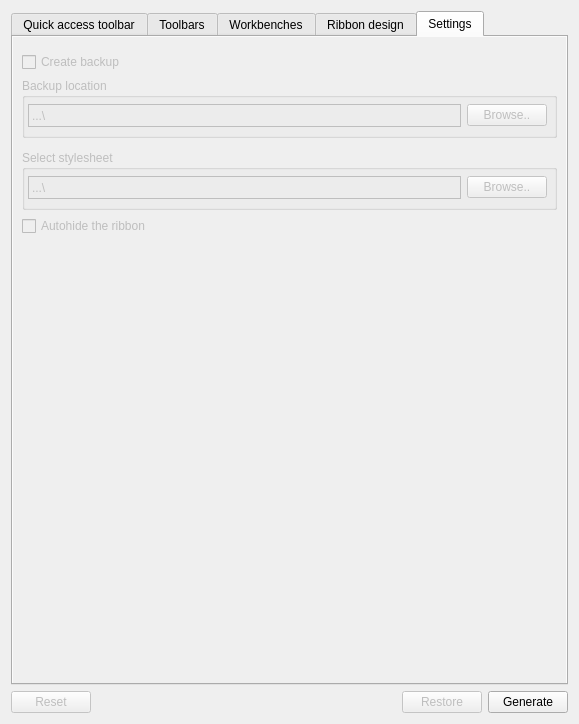
This is Resources/ui/Settings.ui in geolta/FreeCAD-Ribbon as Qt 5 draws it before an edit. The edited form follows.
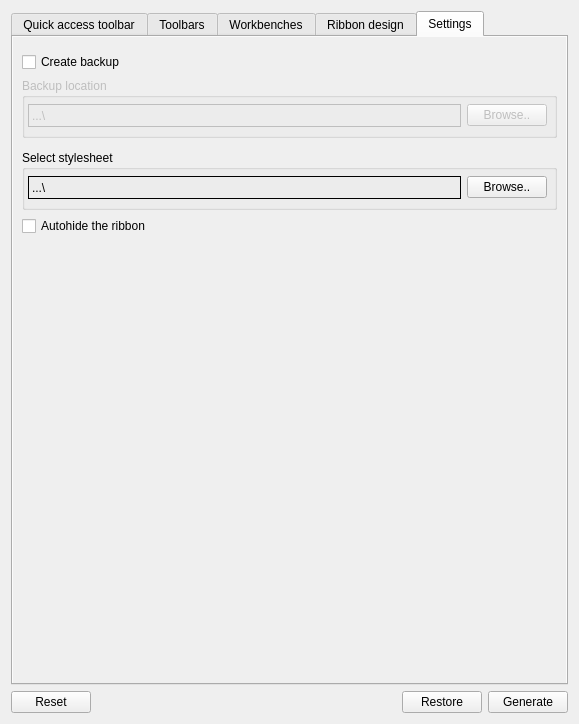
This is the edited form. The open tabs and pages were chosen to show the change.

```diff
--- a/Resources/ui/Settings.ui
+++ b/Resources/ui/Settings.ui
@@ -32,7 +32,7 @@
      <item row="0" column="0">
       <widget class="QPushButton" name="ResetJson">
        <property name="enabled">
-        <bool>false</bool>
+        <bool>true</bool>
        </property>
        <property name="text">
         <string>Reset</string>
@@ -42,7 +42,7 @@
      <item row="0" column="2">
       <widget class="QPushButton" name="RestoreJson">
        <property name="enabled">
-        <bool>false</bool>
+        <bool>true</bool>
        </property>
        <property name="text">
         <string>Restore</string>
@@ -833,7 +833,7 @@
      </widget>
      <widget class="QWidget" name="Settings">
       <property name="enabled">
-       <bool>false</bool>
+       <bool>true</bool>
       </property>
       <property name="autoFillBackground">
        <bool>true</bool>
```
Left out of the diff: 2 changed lines with no effect on the pictures.
